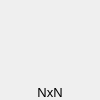
Before: the Qt Designer form PIconMaker/icon_button.ui in SolovyovAA/PIconMaker, drawn with Qt 5.
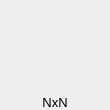
After: the same form once the commit is applied.

Commit message:
Filling the Scaled window class and some other changes
The ScaledWidget class is filled in. The ICO class has been updated. Inheritance from an abstract class.

What changed in the file:
```diff
--- a/PIconMaker/icon_button.ui
+++ b/PIconMaker/icon_button.ui
@@ -6,14 +6,14 @@
    <rect>
     <x>0</x>
     <y>0</y>
-    <width>100</width>
-    <height>100</height>
+    <width>110</width>
+    <height>110</height>
    </rect>
   </property>
   <property name="minimumSize">
    <size>
-    <width>100</width>
-    <height>100</height>
+    <width>110</width>
+    <height>110</height>
    </size>
   </property>
   <property name="windowTitle">
@@ -35,11 +35,67 @@
    <property name="spacing">
     <number>0</number>
    </property>
+   <item row="0" column="0">
+    <widget class="QFrame" name="frame">
+     <property name="frameShape">
+      <enum>QFrame::Box</enum>
+     </property>
+     <property name="frameShadow">
+      <enum>QFrame::Plain</enum>
+     </property>
+     <property name="lineWidth">
+      <number>0</number>
+     </property>
+     <property name="midLineWidth">
+      <number>0</number>
+     </property>
+     <layout class="QGridLayout" name="gridLayout_2">
+      <property name="leftMargin">
+       <number>0</number>
+      </property>
+      <property name="topMargin">
+       <number>0</number>
+      </property>
+      <property name="rightMargin">
+       <number>0</number>
+      </property>
+      <property name="bottomMargin">
+       <number>0</number>
+      </property>
+      <property name="spacing">
+       <number>0</number>
+      </property>
+      <item row="0" column="1">
+       <spacer name="verticalSpacer">
+        <property name="orientation">
+         <enum>Qt::Vertical</enum>
+        </property>
+        <property name="sizeHint" stdset="0">
+         <size>
+          <width>3</width>
+          <height>3</height>
+         </size>
+        </property>
+       </spacer>
+      </item>
+      <item row="1" column="0">
+       <spacer name="horizontalSpacer">
+        <property name="orientation">
+         <enum>Qt::Horizontal</enum>
+        </property>
+        <property name="sizeHint" stdset="0">
+         <size>
+          <width>3</width>
+          <height>3</height>
+         </size>
+        </property>
+       </spacer>
+      </item>
    <item row="1" column="1">
-    <widget class="QWidget" name="widget" native="true">
+       <widget class="QWidget" name="w_icon" native="true">
      <layout class="QVBoxLayout" name="verticalLayout">
       <property name="spacing">
-       <number>5</number>
+          <number>0</number>
       </property>
       <property name="leftMargin">
        <number>0</number>
@@ -78,7 +134,7 @@
            </property>
            <property name="sizeHint" stdset="0">
             <size>
-             <width>40</width>
+                <width>5</width>
              <height>20</height>
             </size>
            </property>
@@ -104,7 +160,7 @@
            </property>
            <property name="sizeHint" stdset="0">
             <size>
-             <width>40</width>
+                <width>5</width>
              <height>20</height>
             </size>
            </property>
@@ -118,7 +174,6 @@
         <property name="font">
          <font>
           <pointsize>10</pointsize>
-          <weight>50</weight>
           <bold>false</bold>
          </font>
         </property>
@@ -140,37 +195,14 @@
      </property>
      <property name="sizeHint" stdset="0">
       <size>
-       <width>16</width>
-       <height>20</height>
+          <width>3</width>
+          <height>3</height>
       </size>
      </property>
     </spacer>
    </item>
-   <item row="0" column="1">
-    <spacer name="verticalSpacer">
-     <property name="orientation">
-      <enum>Qt::Vertical</enum>
-     </property>
-     <property name="sizeHint" stdset="0">
-      <size>
-       <width>20</width>
-       <height>56</height>
-      </size>
-     </property>
-    </spacer>
-   </item>
-   <item row="1" column="0">
-    <spacer name="horizontalSpacer">
-     <property name="orientation">
-      <enum>Qt::Horizontal</enum>
-     </property>
-     <property name="sizeHint" stdset="0">
-      <size>
-       <width>16</width>
-       <height>20</height>
-      </size>
-     </property>
-    </spacer>
+     </layout>
+    </widget>
    </item>
   </layout>
  </widget>
```
Lines whose indentation alone changed are shown as unchanged. The commit also changes 9 other files.
